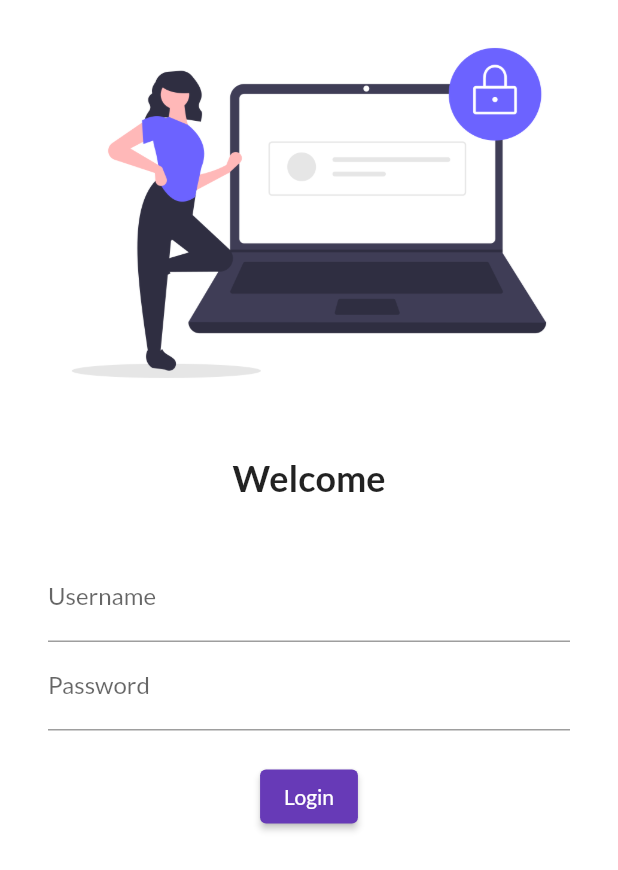
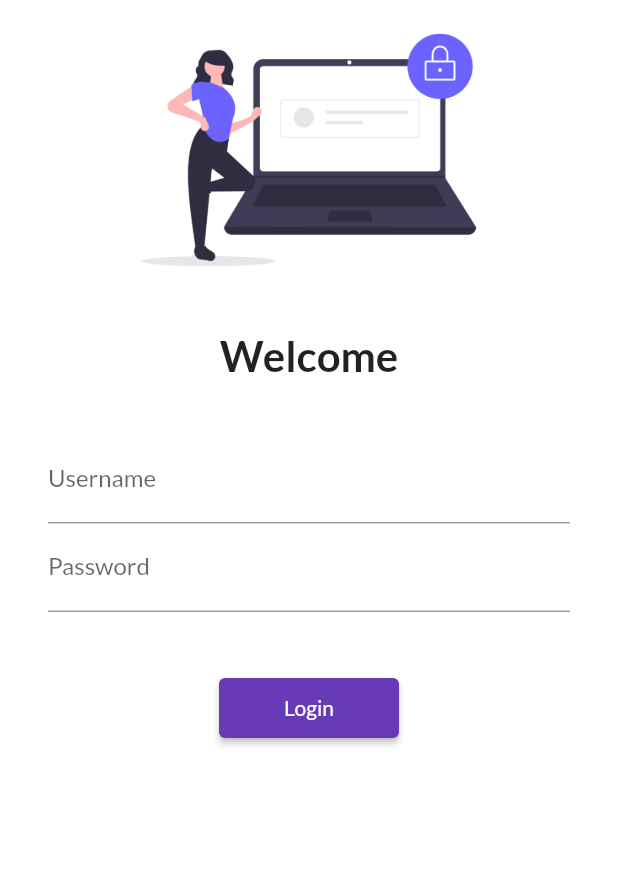
Before and after one commit to Jabidgithub/30_Days_of_Flutter, a Flutter app: the screen it shows after launch, on a phone screen of 412 x 824 dp. Shown: the top 870 px of the screen. Run offline on Flutter 3.47's test engine with Material 2 defaults, Android fonts, the phone set to English and light mode, and no system bars; our stand-ins replace google_fonts.

Commit message:
day5 completed

```diff
--- a/flutter_catalog/lib/main.dart
+++ b/flutter_catalog/lib/main.dart
@@ -2,6 +2,7 @@ import 'package:flutter/material.dart';
 import 'package:flutter_catalog/pages/home_page.dart';
 import 'package:flutter_catalog/pages/login_page.dart';
 import 'package:google_fonts/google_fonts.dart';
+import 'package:flutter_catalog/utils/routes.dart';
 
 void main() => runApp(MyApp());
 
@@ -19,11 +20,11 @@ class MyApp extends StatelessWidget {
           // primaryTextTheme:GoogleFonts.latoTextTheme(),
         ),
         darkTheme: ThemeData(brightness: Brightness.dark),
-        initialRoute: "/login",
+        initialRoute: "/",
         routes: {
           "/": (context)=>LoginPage(),
-          "/home": (context)=>HomePage(),
-          "/login":(context)=> LoginPage(),
+          MyRoutes.homeRoute: (context)=>HomePage(),
+          MyRoutes.loginRoute:(context)=> LoginPage(),
         },
         debugShowCheckedModeBanner: false);
   }
--- a/flutter_catalog/lib/pages/login_page.dart
+++ b/flutter_catalog/lib/pages/login_page.dart
@@ -1,4 +1,6 @@
+import 'package:flutter/cupertino.dart';
 import 'package:flutter/material.dart';
+import 'package:flutter_catalog/utils/routes.dart';
 
 class LoginPage extends StatelessWidget {
   const LoginPage({Key? key}) : super(key: key);
@@ -7,18 +9,20 @@ class LoginPage extends StatelessWidget {
   Widget build(BuildContext context) {
     return Material(
       color: Colors.white,
+      child: SingleChildScrollView(
         child: Column(
           children: [
             Image.asset(
               "assets/images/login_img.png",
               fit: BoxFit.cover,
+              height: 200,
             ),
             SizedBox(
               height: 20.0,
             ),
             Text(
               "Welcome",
-            style: TextStyle(fontSize: 24, fontWeight: FontWeight.bold),
+              style: TextStyle(fontSize: 28, fontWeight: FontWeight.bold),
             ),
             SizedBox(
               height: 20.0,
@@ -42,20 +46,22 @@ class LoginPage extends StatelessWidget {
                     ),
                   ),
                   SizedBox(
-                  height: 20.0,
+                    height: 40.0,
                   ),
                   ElevatedButton(
                     onPressed: () {
-                    print("Hi Jabid, You are doing great!");
+                      // print("Hi Jabid, You are doing great!");
+                      Navigator.pushNamed(context, MyRoutes.homeRoute);
                     },
                     child: Text("Login"),
-                  style: TextButton.styleFrom(),
+                    style: TextButton.styleFrom(minimumSize: Size(120, 40)),
                   )
                 ],
               ),
             )
           ],
         ),
+      ),
     );
   }
 }
--- /dev/null
+++ b/flutter_catalog/lib/utils/routes.dart
@@ -0,0 +1,5 @@
+class MyRoutes {
+  static String loginRoute = "/login";
+  static String homeRoute = "/home";
+
+}
```
Also changed, not shown: 1 other file. Lines whose indentation alone changed are shown as unchanged.
